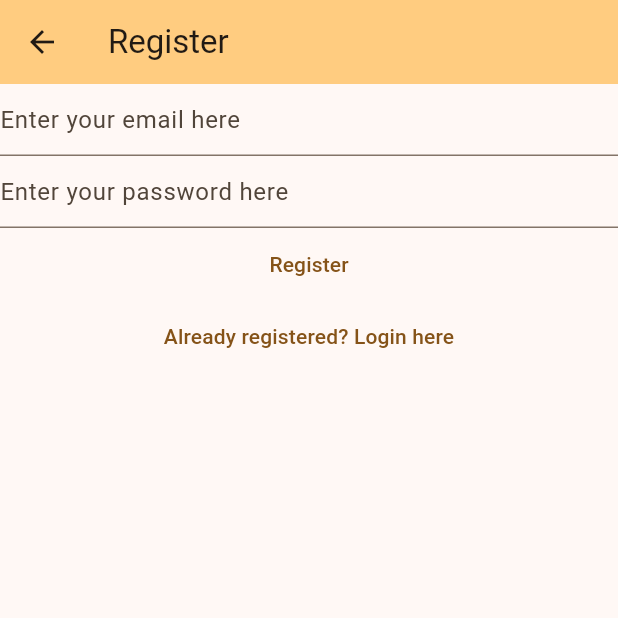
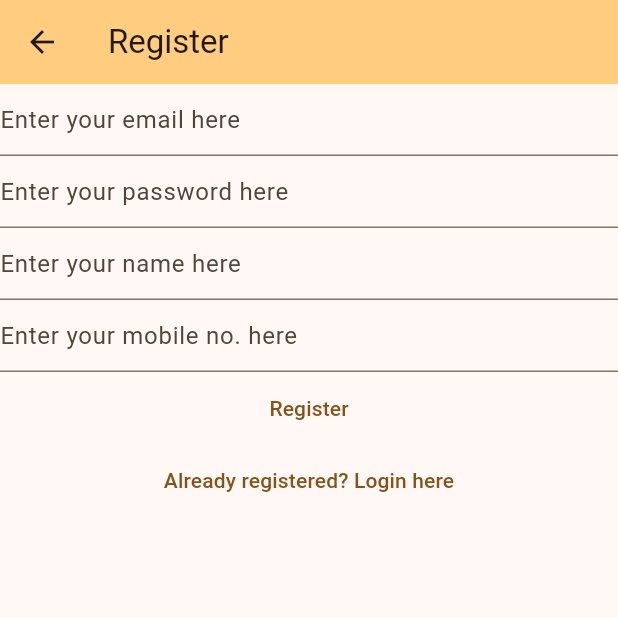
Before and after one commit to janicethomas/TravelBuddy, a Flutter app: the RegisterView screen opened by its route, on a phone screen of 412 x 824 dp, the top half of it. Run offline on Flutter 3.47's test engine with Material 2 defaults, Android fonts, the phone set to English and light mode, and no system bars; our stand-ins replace cloud_firestore, firebase_auth, firebase_core; accounts and stored records are empty.

Commit message:
updated register view

```diff
--- a/lib/app_drawer.dart
+++ b/lib/app_drawer.dart
@@ -22,7 +22,7 @@ class appDrawer extends StatelessWidget {
 
                 ListTile(
                     leading:Icon(Icons.person),
-                    title:Text("My Profile"),
+                    title:Text("My Plans"),
                     onTap:(){
                       // My Pfofile button action
                     }
--- a/lib/views/register_view.dart
+++ b/lib/views/register_view.dart
@@ -1,5 +1,6 @@
 import 'package:firebase_auth/firebase_auth.dart';
 // import 'package:firebase_core/firebase_core.dart';
+import 'package:cloud_firestore/cloud_firestore.dart';
 import 'package:flutter/material.dart';
 // import '../firebase_options.dart';
 import 'dart:developer' as devtools show log;
@@ -7,6 +8,8 @@ import 'dart:developer' as devtools show log;
 import 'package:mynotes/routes.dart';
 
 import '../show_error_dialog.dart';
+
+final CollectionReference _users = FirebaseFirestore.instance.collection('users');
 
 class RegisterView extends StatefulWidget {
   const RegisterView({Key? key}) : super(key: key);
@@ -19,6 +22,8 @@ class _RegisterViewState extends State<RegisterView> {
 
   late final TextEditingController _email = TextEditingController();
   late final TextEditingController _password = TextEditingController();
+  late final TextEditingController _name = TextEditingController();
+  late final TextEditingController _mobile = TextEditingController();
 
   @override
   void initState() {
@@ -31,6 +36,8 @@ class _RegisterViewState extends State<RegisterView> {
   void dispose() {
     _email.dispose();
     _password.dispose();
+    _name.dispose();
+    _mobile.dispose();
     super.dispose();
   }
 
@@ -60,6 +67,24 @@ class _RegisterViewState extends State<RegisterView> {
               hintText: 'Enter your password here',
             ),
           ),
+          TextField(
+            controller: _name,
+            enableSuggestions: false,
+            autocorrect: false,
+            keyboardType: TextInputType.name,
+            decoration: const InputDecoration(
+              hintText: 'Enter your name here',
+            ),
+          ),
+          TextField(
+            controller: _mobile,
+            enableSuggestions: false,
+            autocorrect: false,
+            keyboardType: TextInputType.phone,
+            decoration: const InputDecoration(
+              hintText: 'Enter your mobile no. here',
+            ),
+          ),
           TextButton(
             onPressed: () async {
               final email = _email.text;
@@ -70,6 +95,19 @@ class _RegisterViewState extends State<RegisterView> {
                     email: email,
                     password: password
                 );
+
+                final data = {
+                  "user_email" : email,
+                  "user_name" : _name.text,
+                  "user_mobile" : _mobile.text
+                };
+
+                QuerySnapshot docRef = await _users.where("user_email", isEqualTo: email).get();
+                if (docRef.docs.isEmpty) {
+                  await _users.add(data);
+                }
+
+
                 final user = FirebaseAuth.instance.currentUser;
                 user?.sendEmailVerification();
                 Navigator.of(context).pushNamed(verifyEmailRoute);
```
Also changed, not shown: lib/views/view_plans.dart (+23 -2 lines).
